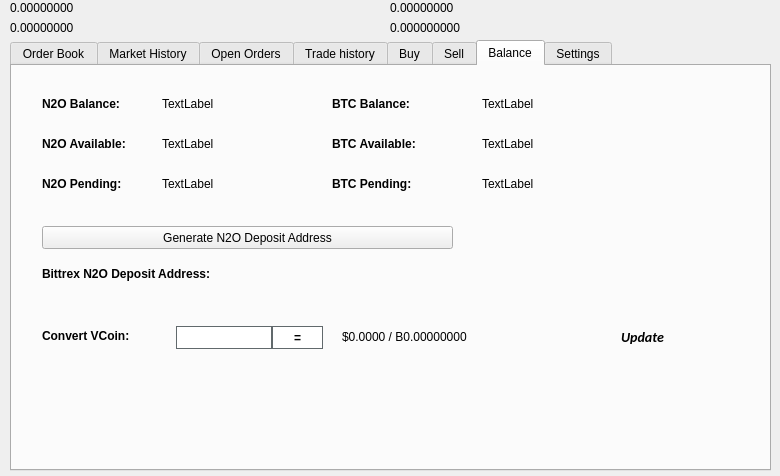
Before: the Qt Designer form src/qt/forms/tradingdialog.ui in Salvage-Ex/salvage-old, drawn with Qt 5.
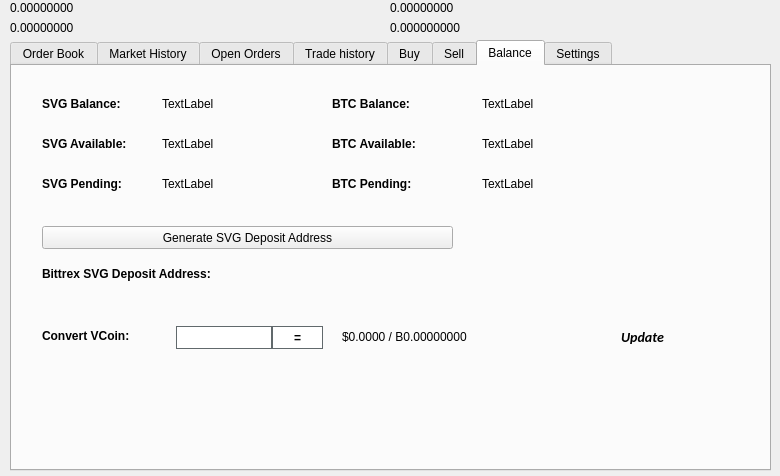
After: the same form once the commit is applied. The open tabs and pages were chosen to show the change. Icons and pictures are not drawn.

The edit to the form file:
```diff
--- a/src/qt/forms/tradingdialog.ui
+++ b/src/qt/forms/tradingdialog.ui
@@ -2762,7 +2762,7 @@
       </font>
      </property>
      <property name="text">
-      <string>N2O Balance:</string>
+      <string>SVG Balance:</string>
      </property>
     </widget>
     <widget class="QLabel" name="label_12">
@@ -2813,7 +2813,7 @@
       </font>
      </property>
      <property name="text">
-      <string>N2O Available:</string>
+      <string>SVG Available:</string>
      </property>
     </widget>
     <widget class="QLabel" name="label_14">
@@ -2832,7 +2832,7 @@
       </font>
      </property>
      <property name="text">
-      <string>N2O Pending:</string>
+      <string>SVG Pending:</string>
      </property>
     </widget>
     <widget class="QLabel" name="N2OPendingLabel">
@@ -2928,7 +2928,7 @@
       </font>
      </property>
      <property name="text">
-      <string>Bittrex N2O Deposit Address:</string>
+      <string>Bittrex SVG Deposit Address:</string>
      </property>
     </widget>
     <widget class="QPushButton" name="GenDepositBTN">
@@ -2941,7 +2941,7 @@
       </rect>
      </property>
      <property name="text">
-      <string>Generate N2O Deposit Address</string>
+      <string>Generate SVG Deposit Address</string>
      </property>
      <property name="icon">
       <iconset resource="../nitrous.qrc">
```
Left out of the diff: 46 changed lines with no effect on the pictures.
